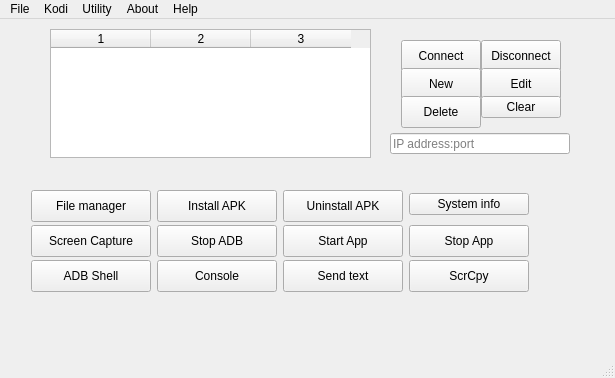
Qt form mainwindow.ui (Eliminater74/adblink) before a commit.
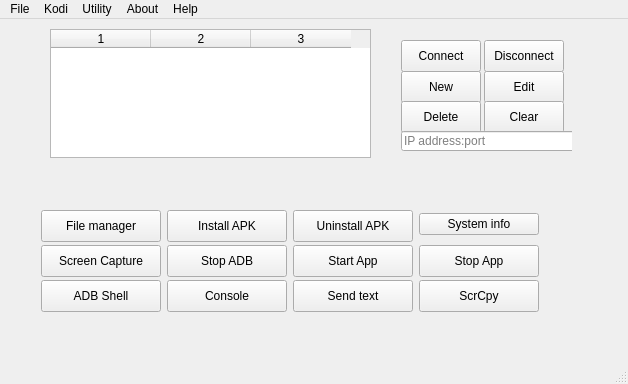
The same form after that commit. The open tabs and pages were chosen to show the change.

Commit message: windows adb shell fixed. windows scaling fixed

```diff
--- a/mainwindow.ui
+++ b/mainwindow.ui
@@ -6,8 +6,8 @@
    <rect>
     <x>0</x>
     <y>0</y>
-    <width>615</width>
-    <height>378</height>
+    <width>628</width>
+    <height>384</height>
    </rect>
   </property>
   <property name="sizePolicy">
@@ -172,8 +172,8 @@
    <widget class="QStackedWidget" name="stackedWidget">
     <property name="geometry">
      <rect>
-      <x>10</x>
-      <y>140</y>
+      <x>20</x>
+      <y>160</y>
       <width>571</width>
       <height>191</height>
      </rect>
@@ -877,44 +877,28 @@
      </widget>
     </widget>
    </widget>
-   <widget class="QLineEdit" name="adhocip">
+   <widget class="QListWidget" name="listRunningJobs">
     <property name="geometry">
      <rect>
-      <x>390</x>
-      <y>114</y>
-      <width>180</width>
+      <x>240</x>
+      <y>620</y>
+      <width>271</width>
       <height>21</height>
      </rect>
     </property>
-    <property name="minimumSize">
-     <size>
-      <width>180</width>
-      <height>20</height>
-     </size>
-    </property>
-    <property name="maximumSize">
-     <size>
-      <width>180</width>
-      <height>16777215</height>
-     </size>
-    </property>
-    <property name="toolTip">
-     <string>&lt;html&gt;&lt;head/&gt;&lt;body&gt;&lt;p&gt;IP address of ad hoc device. Use this to connect to devices that are not entered into the adbLink database. You can also specify a port by appending :&amp;lt;port&amp;gt; to the IP address.&lt;/p&gt;&lt;/body&gt;&lt;/html&gt;</string>
-    </property>
-    <property name="placeholderText">
-     <string>IP address:port</string>
-    </property>
    </widget>
-   <widget class="QWidget" name="mainwindow_layoutWidget_4">
+   <widget class="QWidget" name="">
     <property name="geometry">
      <rect>
       <x>390</x>
       <y>10</y>
-      <width>176</width>
-      <height>100</height>
+      <width>182</width>
+      <height>133</height>
      </rect>
     </property>
-    <layout class="QGridLayout" name="gridLayout_2">
+    <layout class="QVBoxLayout" name="verticalLayout_2">
+     <item>
+      <layout class="QGridLayout" name="gridLayout">
      <item row="0" column="0">
       <widget class="QPushButton" name="connButton">
        <property name="minimumSize">
@@ -1045,13 +1029,13 @@
        <property name="minimumSize">
         <size>
          <width>80</width>
-         <height>21</height>
+           <height>32</height>
         </size>
        </property>
        <property name="maximumSize">
         <size>
          <width>80</width>
-         <height>16777215</height>
+           <height>32</height>
         </size>
        </property>
        <property name="focusPolicy">
@@ -1066,16 +1050,30 @@
       </widget>
      </item>
     </layout>
-   </widget>
-   <widget class="QListWidget" name="listRunningJobs">
-    <property name="geometry">
-     <rect>
-      <x>240</x>
-      <y>620</y>
-      <width>271</width>
-      <height>21</height>
-     </rect>
-    </property>
+     </item>
+     <item>
+      <widget class="QLineEdit" name="adhocip">
+       <property name="minimumSize">
+        <size>
+         <width>180</width>
+         <height>20</height>
+        </size>
+       </property>
+       <property name="maximumSize">
+        <size>
+         <width>180</width>
+         <height>16777215</height>
+        </size>
+       </property>
+       <property name="toolTip">
+        <string>&lt;html&gt;&lt;head/&gt;&lt;body&gt;&lt;p&gt;IP address of ad hoc device. Use this to connect to devices that are not entered into the adbLink database. You can also specify a port by appending :&amp;lt;port&amp;gt; to the IP address.&lt;/p&gt;&lt;/body&gt;&lt;/html&gt;</string>
+       </property>
+       <property name="placeholderText">
+        <string>IP address:port</string>
+       </property>
+      </widget>
+     </item>
+    </layout>
    </widget>
   </widget>
   <widget class="QStatusBar" name="statusBar"/>
@@ -1084,7 +1082,7 @@
     <rect>
      <x>0</x>
      <y>0</y>
-     <width>615</width>
+     <width>628</width>
      <height>24</height>
     </rect>
    </property>
```
Left out of the diff: 2 changed lines with no effect on the pictures. Lines whose indentation alone changed are shown as unchanged. The commit also changes 2 other files.
